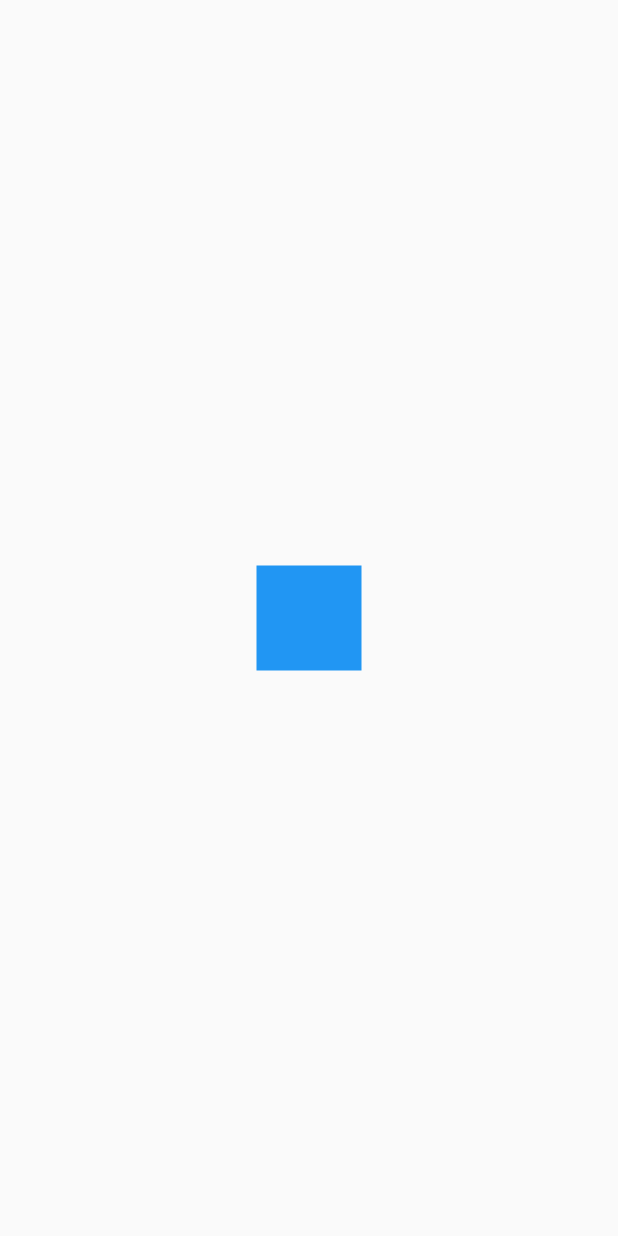
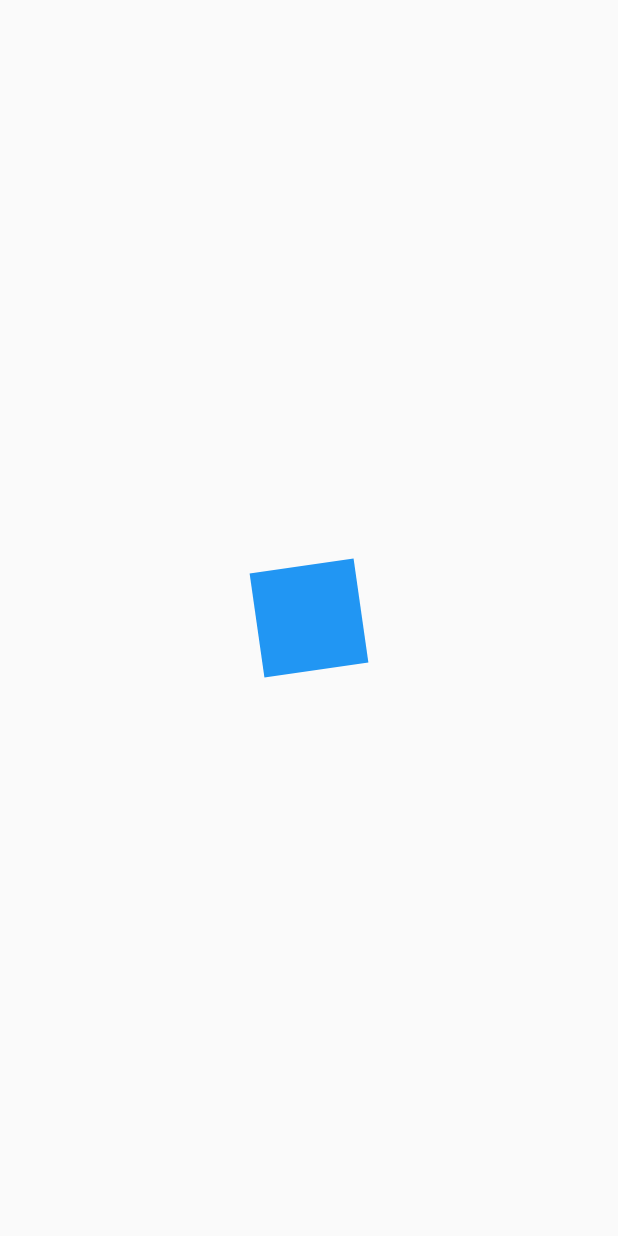
Before and after one commit to muckystack/FLUTTER_UI, a Flutter app: the screen it shows after launch, on a phone screen of 412 x 824 dp. Run offline on Flutter 3.47's test engine with Material 2 defaults, Android fonts, the phone set to English and light mode, and no system bars.

```diff
--- a/custom_painter_fh/lib/src/pages/animaciones_page.dart
+++ b/custom_painter_fh/lib/src/pages/animaciones_page.dart
@@ -28,9 +28,9 @@ class _CuadradoAnimadoState extends State<CuadradoAnimado>
   @override
   void initState() {
     controller = new AnimationController(
-        vsync: this, duration: Duration(microseconds: 4000));
+        vsync: this, duration: Duration(milliseconds: 4000));
 
-    rotation = Tween(begin: 0.0, end: 2.0).animate(controller);
+    rotation = Tween(begin: 0.0, end: 3.0).animate(controller);
 
     super.initState();
   }
@@ -43,7 +43,17 @@ class _CuadradoAnimadoState extends State<CuadradoAnimado>
 
   @override
   Widget build(BuildContext context) {
-    return _Rectangulo();
+    // Play
+    controller.forward();
+
+    return AnimatedBuilder(
+      animation: controller,
+      child: _Rectangulo(),
+      builder: (BuildContext context, Widget child) {
+        print('Rotación: ' + rotation.value.toString());
+        return Transform.rotate(angle: rotation.value, child: child);
+      },
+    );
   }
 }
 
```
